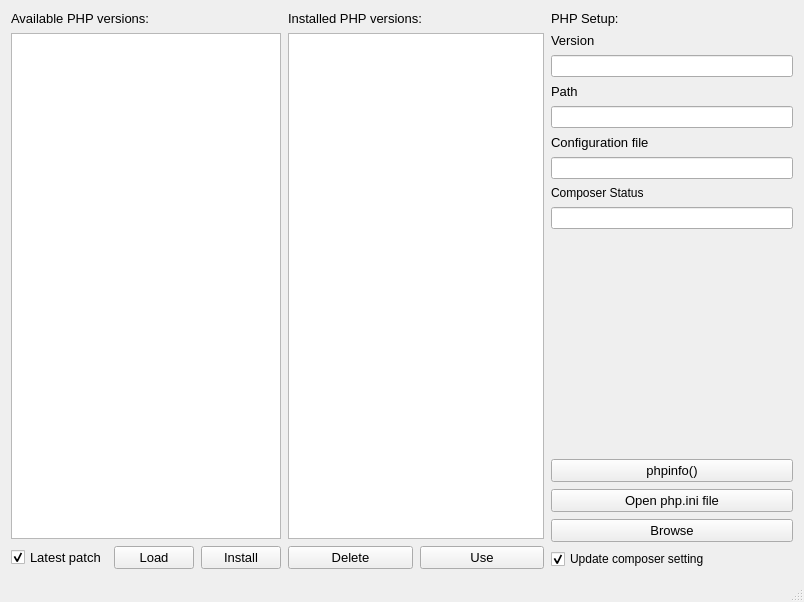
First picture: the form in design.ui, repository donmbelembe/php-installer, before the edit.
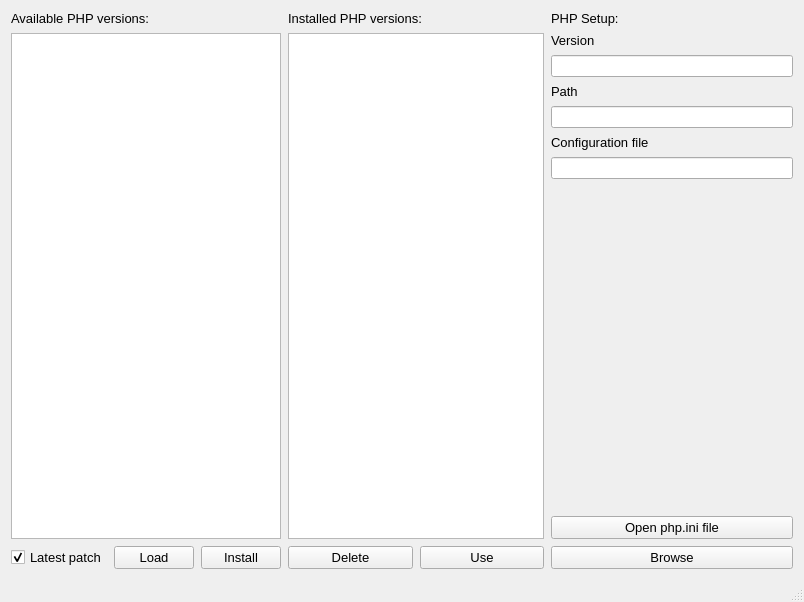
Second picture: the form after the edit. Icons and pictures are not drawn.

Patch:
```diff
--- a/design.ui
+++ b/design.ui
@@ -261,41 +261,10 @@
             </property>
            </widget>
           </item>
-          <item row="3" column="0">
-           <widget class="QLabel" name="label_8">
-            <property name="font">
-             <font>
-              <pointsize>9</pointsize>
-             </font>
-            </property>
-            <property name="text">
-             <string>Composer Status</string>
-            </property>
-           </widget>
-          </item>
-          <item row="3" column="1">
-           <widget class="QLineEdit" name="composerStatusTextbox">
-            <property name="readOnly">
-             <bool>true</bool>
-            </property>
-           </widget>
-          </item>
          </layout>
         </item>
         <item>
          <layout class="QVBoxLayout" name="verticalLayout_7">
-          <item>
-           <widget class="QPushButton" name="phpInfoBtn">
-            <property name="font">
-             <font>
-              <pointsize>10</pointsize>
-             </font>
-            </property>
-            <property name="text">
-             <string>phpinfo()</string>
-            </property>
-           </widget>
-          </item>
           <item>
            <widget class="QPushButton" name="configBtn">
             <property name="font">
@@ -320,24 +289,6 @@
             </property>
            </widget>
           </item>
-          <item>
-           <widget class="QCheckBox" name="checkBox">
-            <property name="enabled">
-             <bool>true</bool>
-            </property>
-            <property name="font">
-             <font>
-              <pointsize>9</pointsize>
-             </font>
-            </property>
-            <property name="text">
-             <string>Update composer setting</string>
-            </property>
-            <property name="checked">
-             <bool>true</bool>
-            </property>
-           </widget>
-          </item>
          </layout>
         </item>
        </layout>
```
